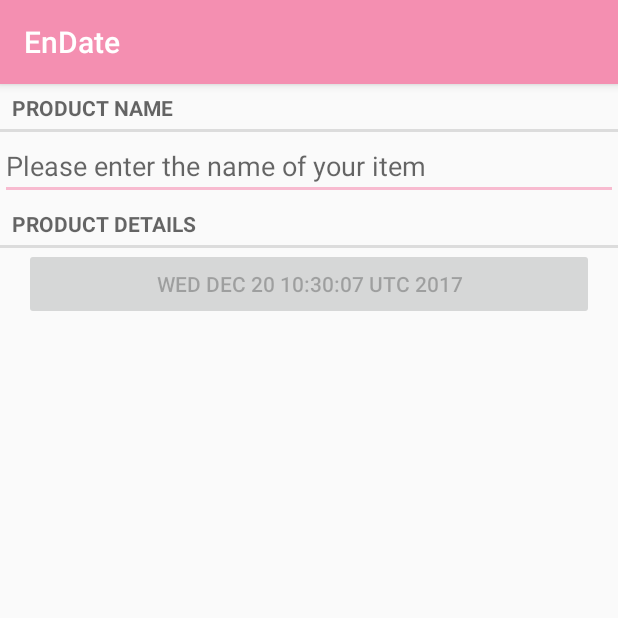
After one commit to anchhub/learnitgirl, an Android app: the fragment ProductDetailFragment shown on its own in the app's theme, on a phone screen of 412 x 824 dp, the top half of it. The commit adds this screen. Run offline under Robolectric (Android 15) with nearby library versions, the phone set to English and light mode, and no system bars.

Commit message:
Creating layout for adding new product pt.1
Created Fragment, Activity and xml layout to support process of adding a new product.

```diff
--- a/app/src/main/java/com/example/android/endate/Product.java
+++ b/app/src/main/java/com/example/android/endate/Product.java
@@ -1,4 +1,7 @@
 package com.example.android.endate;
+
+import java.util.Date;
+import java.util.UUID;
 
 /**
  * @Product represents an item that contains basic information about a specific product.
@@ -7,9 +10,9 @@ package com.example.android.endate;
 
 public class Product {
 
-    private int mProductNameId;
-    private int mExpirationDate;
-    private int mProductImageId;
+    private String mProductName;
+    private Date mExpirationDate;
+    private UUID mId;
 
     /**
      * Create a new Product object.
@@ -18,32 +21,30 @@ public class Product {
      * @expirationDate is the integer that stores a date
      */
 
-    public Product(int productNameId, int expirationDate, int productImageId) {
-        mProductNameId = productNameId;
-        mExpirationDate = expirationDate;
-        mProductImageId = productImageId;
+    public Product(String productName) {
+        mProductName = productName;
+        mExpirationDate = new Date();
+        mId = UUID.randomUUID();
     }
 
-    /**
-     * Get the string res ID for the product's name
-     */
-
-    public int getProductNameId() {
-        return mProductNameId;
+    public String getProductName() {
+        return mProductName;
     }
 
-    /**
-     * Get the int for expiration date
-     */
+    public void setProductName(String name) {
+        mProductName = name;
+    }
 
-    public int getExpirationDate() {
+    public Date getExpirationDate() {
         return mExpirationDate;
     }
 
-    /**
-     * Get the image red ID
-     */
-    public int getProductImageId() {
-        return mProductImageId;
+    public void setExpirationDate(Date date) {
+        mExpirationDate = date;
     }
+
+    public UUID getId() {
+        return mId;
+    }
+
 }
--- /dev/null
+++ b/app/src/main/java/com/example/android/endate/ProductDetailFragment.java
@@ -0,0 +1,58 @@
+package com.example.android.endate;
+
+
+import android.os.Bundle;
+import android.support.v4.app.Fragment;
+import android.text.Editable;
+import android.text.TextWatcher;
+import android.view.LayoutInflater;
+import android.view.View;
+import android.view.ViewGroup;
+import android.widget.Button;
+import android.widget.EditText;
+
+import java.util.Date;
+
+public class ProductDetailFragment extends Fragment {
+
+    private Product mProduct;
+    private String mProductName;
+    private EditText mEnterNameField;
+    private Button mDateButton;
+
+    @Override
+    public void onCreate(Bundle savedInstanceState) {
+        super.onCreate(savedInstanceState);
+        mProduct = new Product(mProductName);
+    }
+
+    @Override
+    public View onCreateView(LayoutInflater inflater, ViewGroup container,
+                             Bundle savedInstanceState){
+        View v = inflater.inflate(R.layout.fragment_details, container, false);
+
+        mEnterNameField = (EditText)v.findViewById(R.id.add_product_title);
+        mEnterNameField.addTextChangedListener(new TextWatcher() {
+            @Override
+            public void beforeTextChanged(CharSequence s, int start, int count, int after) {
+                //intentionally left blank
+            }
+
+            @Override
+            public void onTextChanged(CharSequence s, int start, int before, int count) {
+                mProduct.setProductName(s.toString());
+            }
+
+            @Override
+            public void afterTextChanged(Editable s) {
+                //intentionally left blank
+            }
+        });
+
+        mDateButton = (Button)v.findViewById(R.id.add_product_expiration_date);
+        mDateButton.setText(mProduct.getExpirationDate().toString());
+        mDateButton.setEnabled(false);
+
+        return v;
+    }
+}
--- /dev/null
+++ b/app/src/main/res/layout/fragment_details.xml
@@ -0,0 +1,32 @@
+<?xml version="1.0" encoding="utf-8"?>
+<LinearLayout xmlns:android="http://schemas.android.com/apk/res/android"
+    android:orientation="vertical"
+    android:layout_width="match_parent"
+    android:layout_height="match_parent">
+
+    <TextView
+        android:text="@string/product_name_label"
+        android:layout_width="match_parent"
+        android:layout_height="wrap_content"
+        style="?android:listSeparatorTextViewStyle"/>
+
+    <EditText
+        android:id="@+id/add_product_title"
+        android:layout_width="match_parent"
+        android:layout_height="wrap_content"
+        android:hint="@string/enter_info_hint"/>
+
+    <TextView
+        android:text="@string/product_details_label"
+        android:layout_width="match_parent"
+        android:layout_height="wrap_content"
+        style="?android:listSeparatorTextViewStyle"/>
+
+    <Button
+        android:id="@+id/add_product_expiration_date"
+        android:layout_width="match_parent"
+        android:layout_height="wrap_content"
+        android:layout_marginLeft="16dp"
+        android:layout_marginRight="16dp"/>
+
+</LinearLayout>
--- a/app/src/main/res/values/strings.xml
+++ b/app/src/main/res/values/strings.xml
@@ -4,4 +4,7 @@
     <string name="product_name">Name of a product</string>
     <string name="expiration_date">DD/MM/YYYY</string>
     <string name="page_title">List of products</string>
+    <string name="enter_info_hint">Please enter the name of your item</string>
+    <string name="product_details_label">Product details</string>
+    <string name="product_name_label">Product name</string>
 </resources>
```
Also changed, not shown: app/src/main/java/com/example/android/endate/ProductDetailActivity.java (added, +29 -0 lines), app/src/main/res/layout/activity_product_detail.xml (added, +7 -0 lines).
